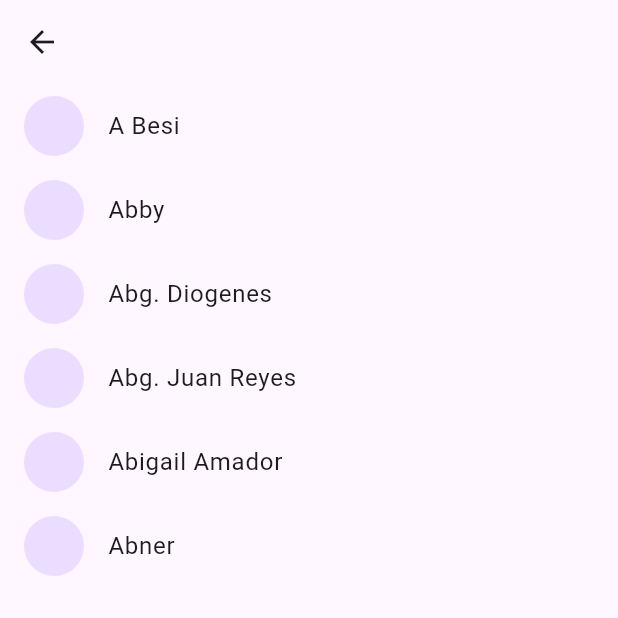
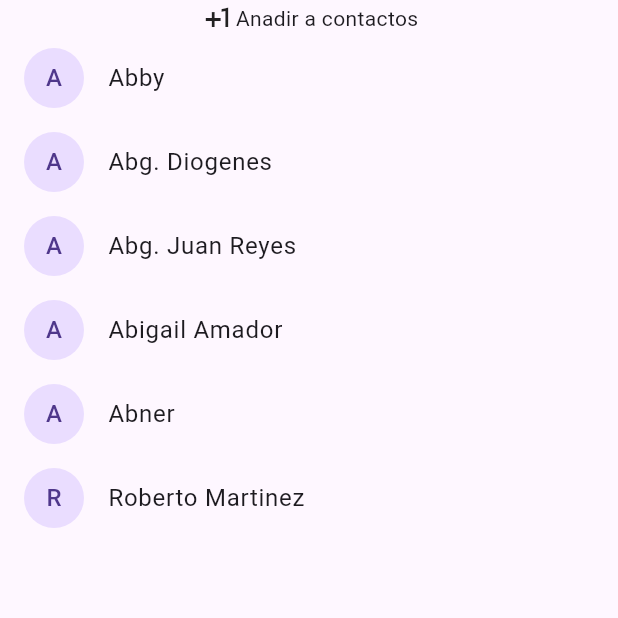
Before and after one commit to Kenneth-k19/app3, a Flutter app: the ListaContactos screen opened by its route, on a phone screen of 412 x 824 dp, the top half of it. Run offline on Flutter 3.47's test engine with Material 2 defaults, Android fonts, the phone set to English and light mode, and no system bars.

Commit message:
se agrego lo de anadir contactos

```diff
--- a/app3/lib/listaContactos_page.dart
+++ b/app3/lib/listaContactos_page.dart
@@ -24,24 +24,29 @@ class ListaContactos extends StatelessWidget {
     {'nombre':'Abner',
       'telefono':'9543-0989',
       'correo':'abner@gmail.com',},
+    {'nombre':'Roberto Martinez',
+    'telefono':'9543-0989',
+    'correo':'abner@gmail.com',},
   ];
 
   @override
   Widget build(BuildContext context) {
     return Scaffold(
-      appBar: AppBar(
-        title: const Text(''),
-      ),
-
       body: ListView.builder(
         itemCount: contactos.length,
         itemBuilder: (BuildContext context, int index)
         {
-          return ListTile(
-            title: Text(contactos[index].values.first),
-            leading: const CircleAvatar(child: Text('')),
+          return index!=0 ? ListTile(
+            title: Text(contactos[index]['nombre']),
+            leading: CircleAvatar(child: Text(contactos[index]['nombre'][0])),
             onTap: (){},
-          );
+          ) : const Row(
+              mainAxisAlignment: MainAxisAlignment.center,
+              children: [
+                Icon(Icons.plus_one_sharp),
+                Text('Anadir a contactos')
+              ],
+            );
         },
         ),
     );
```
